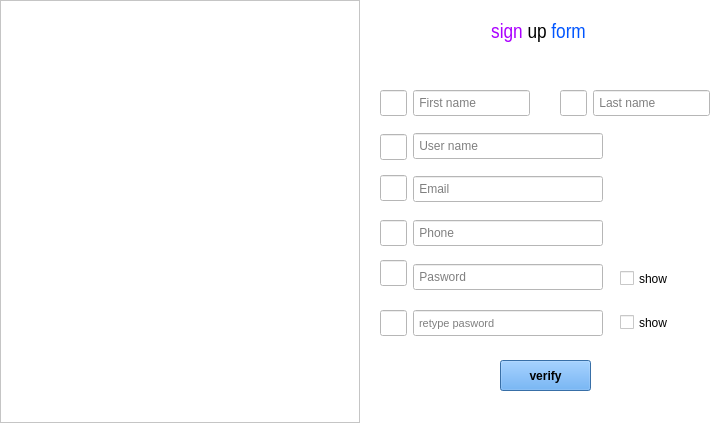
This is jamin-gram/main_singup.ui in raminLgh/jamin-gram as Qt 5 draws it before an edit. The edited form follows.
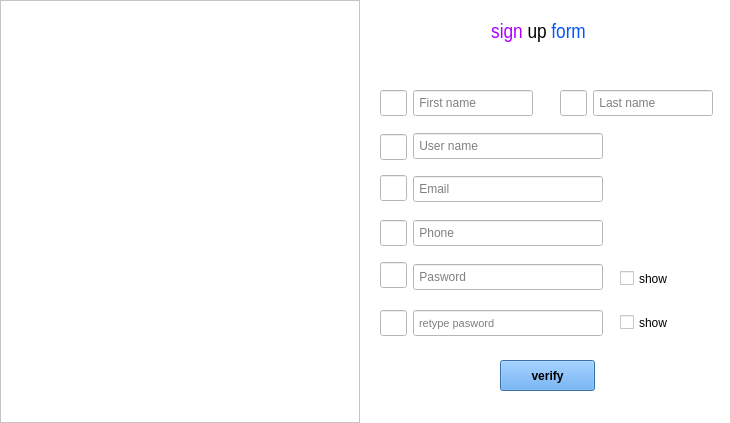
This is the edited form. Icons and pictures are not drawn.

```diff
--- a/jamin-gram/main_singup.ui
+++ b/jamin-gram/main_singup.ui
@@ -6,10 +6,22 @@
    <rect>
     <x>0</x>
     <y>0</y>
-    <width>720</width>
+    <width>730</width>
     <height>423</height>
    </rect>
   </property>
+  <property name="minimumSize">
+   <size>
+    <width>730</width>
+    <height>423</height>
+   </size>
+  </property>
+  <property name="maximumSize">
+   <size>
+    <width>730</width>
+    <height>423</height>
+   </size>
+  </property>
   <property name="windowTitle">
    <string>sign up</string>
   </property>
@@ -54,7 +66,7 @@
      <rect>
       <x>413</x>
       <y>90</y>
-      <width>117</width>
+      <width>120</width>
       <height>26</height>
      </rect>
     </property>
@@ -89,7 +101,7 @@
      <rect>
       <x>593</x>
       <y>90</y>
-      <width>117</width>
+      <width>120</width>
       <height>26</height>
      </rect>
     </property>
@@ -215,7 +227,7 @@
     <property name="geometry">
      <rect>
       <x>380</x>
-      <y>260</y>
+      <y>262</y>
       <width>27</width>
       <height>26</height>
      </rect>
@@ -299,14 +311,13 @@
      <rect>
       <x>500</x>
       <y>360</y>
-      <width>91</width>
+      <width>95</width>
       <height>31</height>
      </rect>
     </property>
     <property name="font">
      <font>
       <pointsize>9</pointsize>
-      <weight>75</weight>
       <bold>true</bold>
      </font>
     </property>
```
Left out of the diff: 11 changed lines with no effect on the pictures.
